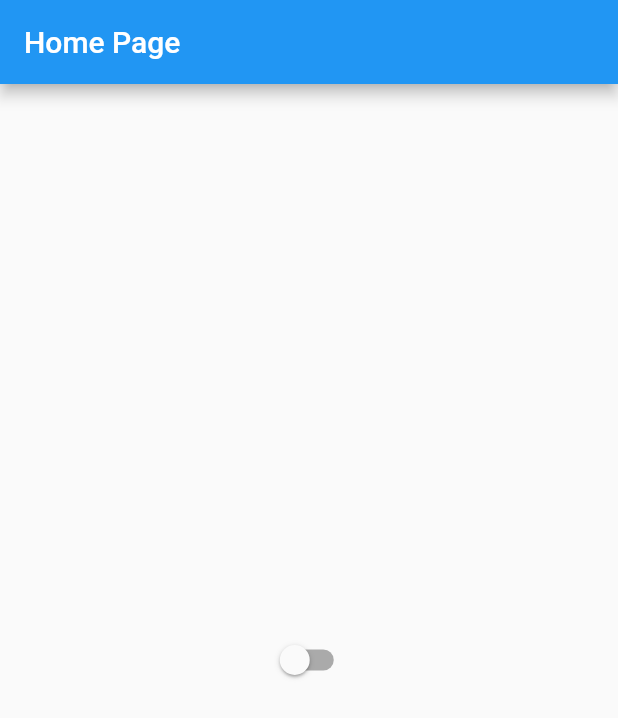
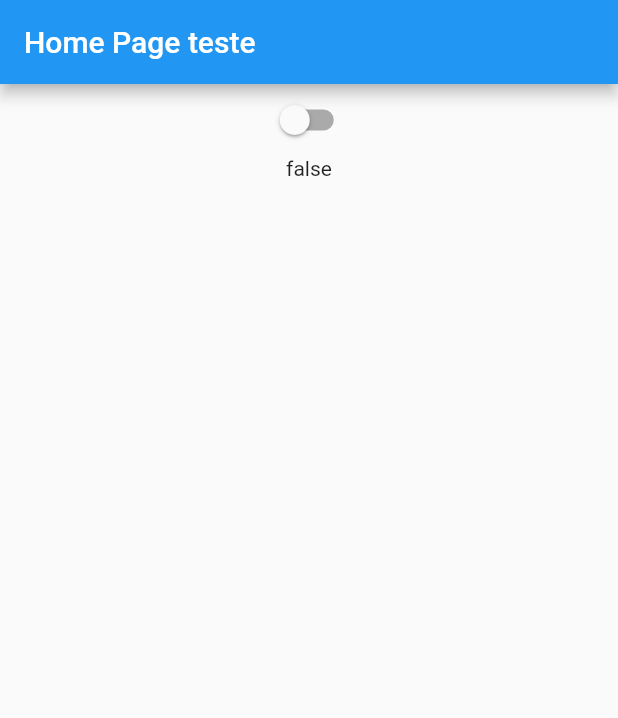
Before and after one commit to BrunoLeonardoRamosRibeiro/cleanapp, a Flutter app: the screen it shows after launch, on a phone screen of 412 x 824 dp. Shown: the top 718 px of the screen. Run offline on Flutter 3.47's test engine with Material 2 defaults, Android fonts, the phone set to English and light mode, and no system bars; our stand-ins replace get.

Commit message:
Aula 02 - Models

```diff
--- /dev/null
+++ b/lib/app/app_controller.dart
@@ -0,0 +1,18 @@
+import 'package:cleanapp/app/models/appconfig_model.dart';
+import 'package:flutter/material.dart';
+
+class AppController {
+  static final AppController instance = AppController._();
+  AppController._();
+
+  final AppConfigModel config = AppConfigModel();
+
+  bool get isDark => config.themeSwitch.value;
+  ValueNotifier<bool> get themeSwitch => config.themeSwitch;
+
+  changeTheme(bool value){
+    themeSwitch.value = value;
+  }
+
+
+}
--- a/lib/app/app_widget.dart
+++ b/lib/app/app_widget.dart
@@ -1,6 +1,7 @@
-import 'package:cleanapp/app/controllers/app_controller.dart';
+import 'package:cleanapp/app/app_controller.dart';
 import 'package:cleanapp/app/pages/home/home_page.dart';
 import 'package:flutter/material.dart';
+import 'package:get/get.dart';
 
 class AppWidget extends StatelessWidget {
 
@@ -10,13 +11,13 @@ class AppWidget extends StatelessWidget {
     return ValueListenableBuilder<bool>(
       valueListenable: AppController.instance.themeSwitch,
       builder: (context, isDark, child)  {
-        return MaterialApp(
+        return GetMaterialApp(
           debugShowCheckedModeBanner: false,
           title: 'Flutter Demo',
           theme: ThemeData(
             primarySwatch: Colors.blue,
             visualDensity: VisualDensity.adaptivePlatformDensity,
-            brightness: isDark?Brightness.dark : Brightness.light,
+            brightness: isDark ? Brightness.dark : Brightness.light,
           ),
           home: HomePage(),
         );
--- /dev/null
+++ b/lib/app/models/appconfig_model.dart
@@ -0,0 +1,6 @@
+import 'package:flutter/material.dart';
+
+class AppConfigModel {
+  final themeSwitch = ValueNotifier<bool>(false);
+
+}
--- a/lib/app/components/custom_switch_widget.dart
+++ b/lib/app/pages/home/components/custom_switch_widget.dart
@@ -1,11 +1,12 @@
-import 'package:cleanapp/app/controllers/app_controller.dart';
+
+import 'package:cleanapp/app/app_controller.dart';
 import 'package:flutter/material.dart';
 
 class CustomSwitchWidget extends StatelessWidget {
   @override
   Widget build(BuildContext context) {
     return Switch(
-        value: AppController.instance.themeSwitch.value,
+        value: AppController.instance.isDark,
         onChanged: (value) {
           AppController.instance.changeTheme(value);
         });
--- a/lib/app/pages/home/home_page.dart
+++ b/lib/app/pages/home/home_page.dart
@@ -1,4 +1,5 @@
-import 'package:cleanapp/app/components/custom_switch_widget.dart';
+import 'package:cleanapp/app/app_controller.dart';
+import 'package:cleanapp/app/pages/home/components/custom_switch_widget.dart';
 import 'package:flutter/material.dart';
 
 class HomePage extends StatefulWidget {
@@ -11,10 +12,15 @@ class _HomePageState extends State<HomePage> {
   Widget build(BuildContext context) {
     return Scaffold(
       appBar: AppBar(
-        title: Text('Home Page'),
+        title: Text('Home Page teste'),
       ),
-      body: Center(
-        child: CustomSwitchWidget(),
+      body: Column(
+        children: [
+          Center(
+            child: CustomSwitchWidget(),
+          ),
+          Text(AppController.instance.themeSwitch.value.toString()),
+        ],
       ),
     );
   }
--- a/pubspec.yaml
+++ b/pubspec.yaml
@@ -28,6 +28,7 @@ dependencies:
   # The following adds the Cupertino Icons font to your application.
   # Use with the CupertinoIcons class for iOS style icons.
   cupertino_icons: ^1.0.0
+  get: ^3.17.1
 
 dev_dependencies:
   flutter_test:
```
Also changed, not shown: lib/app/controllers/app_controller.dart (deleted, +0 -14 lines), lib/app/models/user_model.dart (added, +8 -0 lines), pubspec.lock, 1 other file.
